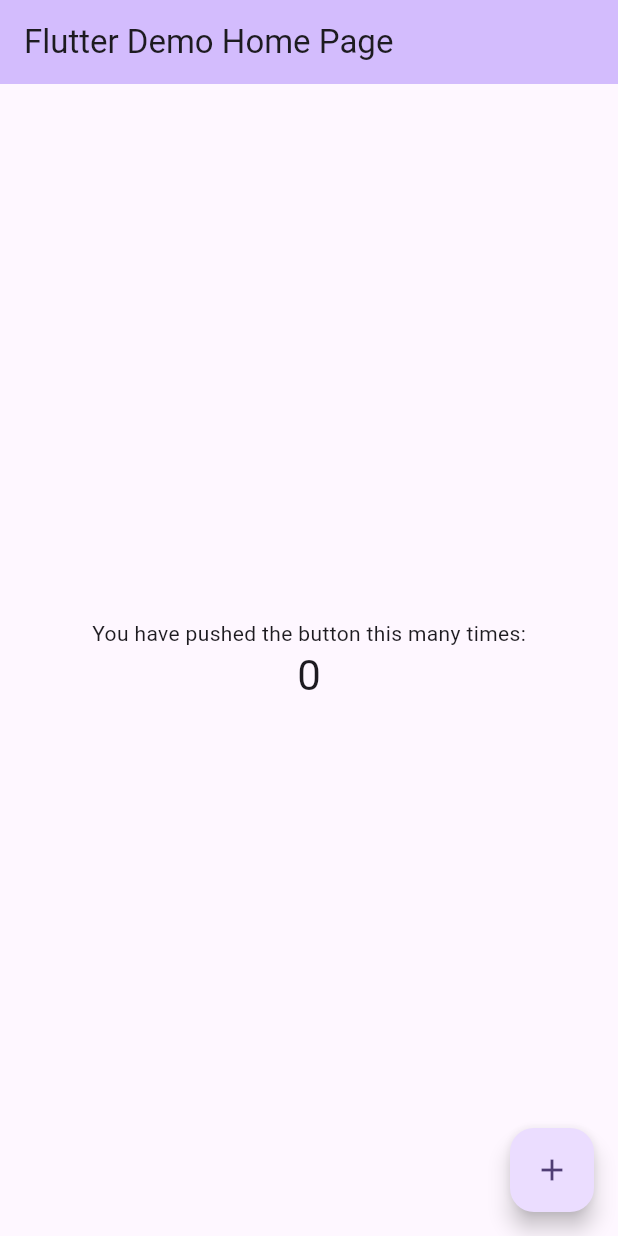
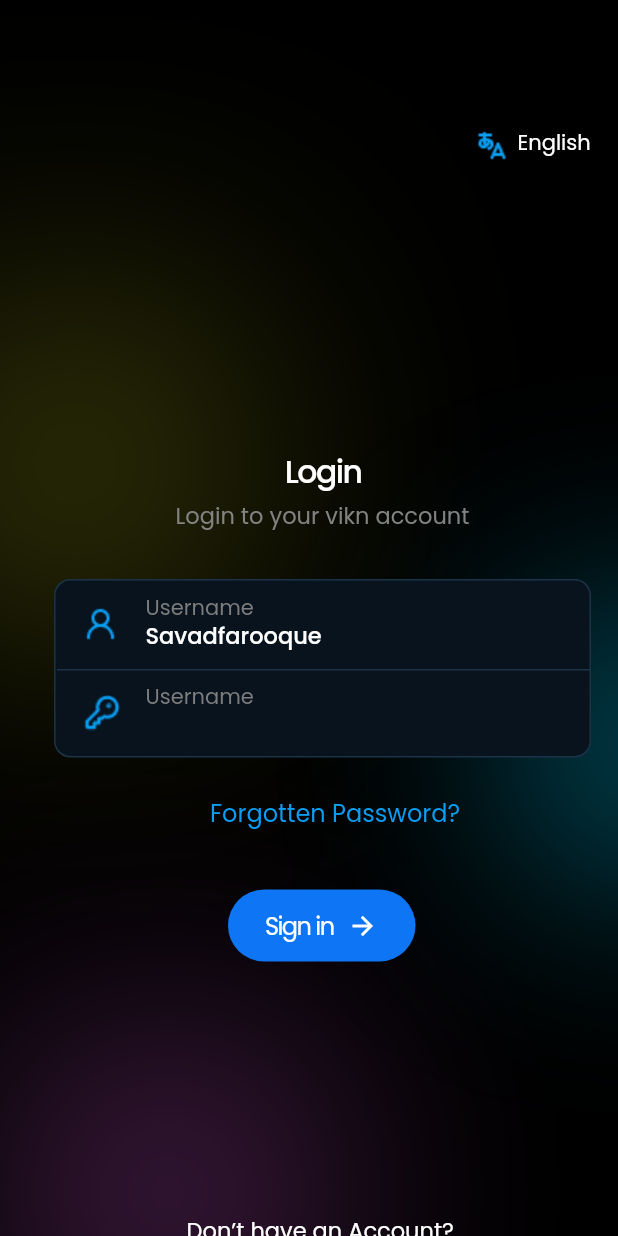
Before and after one commit to anilantony49/flutter_machine_test, a Flutter app: the screen it shows after launch, on a phone screen of 412 x 824 dp. Run offline on Flutter 3.47's test engine with Material 3 defaults, Android fonts, the phone set to English and light mode, and no system bars; our stand-ins replace google_fonts.

Commit message:
Login screen Ui completed

```diff
--- a/lib/main.dart
+++ b/lib/main.dart
@@ -1,4 +1,5 @@
 import 'package:flutter/material.dart';
+import 'package:vikn_codes_flutter_task/screens/login_screen.dart';
 
 void main() {
   runApp(const MyApp());
@@ -11,112 +12,12 @@ class MyApp extends StatelessWidget {
   @override
   Widget build(BuildContext context) {
     return MaterialApp(
+      debugShowCheckedModeBanner: false,
       title: 'Flutter Demo',
       theme: ThemeData(
-        // This is the theme of your application.
-        //
-        // TRY THIS: Try running your application with "flutter run". You'll see
-        // the application has a purple toolbar. Then, without quitting the app,
-        // try changing the seedColor in the colorScheme below to Colors.green
-        // and then invoke "hot reload" (save your changes or press the "hot
-        // reload" button in a Flutter-supported IDE, or press "r" if you used
-        // the command line to start the app).
-        //
-        // Notice that the counter didn't reset back to zero; the application
-        // state is not lost during the reload. To reset the state, use hot
-        // restart instead.
-        //
-        // This works for code too, not just values: Most code changes can be
-        // tested with just a hot reload.
         colorScheme: ColorScheme.fromSeed(seedColor: Colors.deepPurple),
       ),
-      home: const MyHomePage(title: 'Flutter Demo Home Page'),
+      home: const LoginScreen(),
     );
   }
 }
-
-class MyHomePage extends StatefulWidget {
-  const MyHomePage({super.key, required this.title});
-
-  // This widget is the home page of your application. It is stateful, meaning
-  // that it has a State object (defined below) that contains fields that affect
-  // how it looks.
-
-  // This class is the configuration for the state. It holds the values (in this
-  // case the title) provided by the parent (in this case the App widget) and
-  // used by the build method of the State. Fields in a Widget subclass are
-  // always marked "final".
-
-  final String title;
-
-  @override
-  State<MyHomePage> createState() => _MyHomePageState();
-}
-
-class _MyHomePageState extends State<MyHomePage> {
-  int _counter = 0;
-
-  void _incrementCounter() {
-    setState(() {
-      // This call to setState tells the Flutter framework that something has
-      // changed in this State, which causes it to rerun the build method below
-      // so that the display can reflect the updated values. If we changed
-      // _counter without calling setState(), then the build method would not be
-      // called again, and so nothing would appear to happen.
-      _counter++;
-    });
-  }
-
-  @override
-  Widget build(BuildContext context) {
-    // This method is rerun every time setState is called, for instance as done
-    // by the _incrementCounter method above.
-    //
-    // The Flutter framework has been optimized to make rerunning build methods
-    // fast, so that you can just rebuild anything that needs updating rather
-    // than having to individually change instances of widgets.
-    return Scaffold(
-      appBar: AppBar(
-        // TRY THIS: Try changing the color here to a specific color (to
-        // Colors.amber, perhaps?) and trigger a hot reload to see the AppBar
-        // change color while the other colors stay the same.
-        backgroundColor: Theme.of(context).colorScheme.inversePrimary,
-        // Here we take the value from the MyHomePage object that was created by
-        // the App.build method, and use it to set our appbar title.
-        title: Text(widget.title),
-      ),
-      body: Center(
-        // Center is a layout widget. It takes a single child and positions it
-        // in the middle of the parent.
-        child: Column(
-          // Column is also a layout widget. It takes a list of children and
-          // arranges them vertically. By default, it sizes itself to fit its
-          // children horizontally, and tries to be as tall as its parent.
-          //
-          // Column has various properties to control how it sizes itself and
-          // how it positions its children. Here we use mainAxisAlignment to
-          // center the children vertically; the main axis here is the vertical
-          // axis because Columns are vertical (the cross axis would be
-          // horizontal).
-          //
-          // TRY THIS: Invoke "debug painting" (choose the "Toggle Debug Paint"
-          // action in the IDE, or press "p" in the console), to see the
-          // wireframe for each widget.
-          mainAxisAlignment: MainAxisAlignment.center,
-          children: <Widget>[
-            const Text('You have pushed the button this many times:'),
-            Text(
-              '$_counter',
-              style: Theme.of(context).textTheme.headlineMedium,
-            ),
-          ],
-        ),
-      ),
-      floatingActionButton: FloatingActionButton(
-        onPressed: _incrementCounter,
-        tooltip: 'Increment',
-        child: const Icon(Icons.add),
-      ), // This trailing comma makes auto-formatting nicer for build methods.
-    );
-  }
-}
--- /dev/null
+++ b/lib/screens/login_screen.dart
@@ -0,0 +1,398 @@
+import 'dart:ui';
+
+import 'package:flutter/material.dart';
+import 'package:google_fonts/google_fonts.dart';
+import 'package:vikn_codes_flutter_task/screens/second_screen.dart';
+
+class LoginScreen extends StatelessWidget {
+  const LoginScreen({super.key});
+
+  @override
+  Widget build(BuildContext context) {
+    return Scaffold(
+      body: SizedBox(
+        width: 430,
+        height: 932,
+        child: Container(
+          color: const Color(0xFF000000), // background: #000000
+          child: Stack(
+            children: [
+              Positioned(
+                top: 247,
+                left: -12,
+                child: Container(
+                  width: 507,
+                  height: 714,
+                  child: Stack(
+                    children: [
+                      ImageFiltered(
+                        imageFilter: ImageFilter.blur(
+                          sigmaX: 110, // adjust for spread
+                          sigmaY: 110,
+                        ),
+                        child: Container(
+                          width: 124,
+                          height: 124,
+                          decoration: const BoxDecoration(
+                            shape: BoxShape.circle,
+                            color: Color(0xFFEEF223),
+                          ),
+                        ),
+                      ),
+                      Positioned(
+                        top: 486,
+                        left: 62,
+                        child: ImageFiltered(
+                          imageFilter: ImageFilter.blur(
+                            sigmaX: 100, // adjust for spread
+                            sigmaY: 100,
+                          ),
+                          child: Container(
+                            width: 124,
+                            height: 124,
+                            decoration: const BoxDecoration(
+                              shape: BoxShape.circle,
+                              color: Color(0xFFFC6BFF),
+                            ),
+                          ),
+                        ),
+                      ),
+                      Positioned(
+                        top: 187,
+                        left: 383,
+                        child: ImageFiltered(
+                          imageFilter: ImageFilter.blur(
+                            sigmaX: 85, // adjust for spread
+                            sigmaY: 85,
+                          ),
+                          child: Container(
+                            width: 124,
+                            height: 124,
+                            decoration: const BoxDecoration(
+                              shape: BoxShape.circle,
+                              color: Color(0xFF00D0FE),
+                            ),
+                          ),
+                        ),
+                      ),
+                    ],
+                  ),
+                ),
+              ),
+
+              // Icon
+              Positioned(
+                top: 85,
+                left: 316,
+                child: Image.asset(
+                  "assets/images/language-hiragana.png",
+                  width: 24,
+                  height: 24,
+                  fit: BoxFit.contain,
+                ),
+              ),
+
+              // English Text
+              Positioned(
+                top: 88,
+                left: 345,
+                child: GestureDetector(
+                  onTap: () {
+                    // Navigate: None (as per your spec)
+                  },
+                  child: AnimatedOpacity(
+                    duration: const Duration(milliseconds: 500),
+                    opacity: 1, // always visible (no state change here)
+                    curve: Curves.linear,
+                    child: Text(
+                      "English",
+                      textAlign: TextAlign.right,
+                      style: GoogleFonts.poppins(
+                        fontSize: 14,
+                        fontWeight: FontWeight.w400,
+                        height: 1.0, // line-height: 100%
+                        letterSpacing: 0,
+                        color: Colors.white,
+                      ),
+                    ),
+                  ),
+                ),
+              ),
+
+              Positioned(
+                top: 304,
+                left: 189,
+                child: GestureDetector(
+                  onTap: () {
+                    // Navigate: None (as per your spec)
+                  },
+                  child: AnimatedOpacity(
+                    duration: const Duration(milliseconds: 500),
+                    opacity: 1, // always visible (no state change here)
+                    curve: Curves.linear,
+                    child: Container(
+                      height: 52,
+                      width: 52,
+                      child: Text(
+                        "Login",
+                        textAlign: TextAlign.right,
+                        style: GoogleFonts.poppins(
+                          fontSize: 21,
+                          fontWeight: FontWeight.w500,
+                          height: 1.0, // line-height: 100%
+                          letterSpacing: -1,
+                          color: Colors.white,
+                        ),
+                      ),
+                    ),
+                  ),
+                ),
+              ),
+
+              Positioned(
+                top: 336,
+                left: 117,
+                child: Container(
+                  height: 23,
+                  width: 196,
+                  child: Text(
+                    "Login to your vikn account",
+                    textAlign: TextAlign.center,
+                    style: GoogleFonts.poppins(
+                      fontSize: 15,
+                      fontWeight: FontWeight.w400,
+                      height: 1.0, // line-height: 100%
+                      letterSpacing: 0,
+                      color: const Color(0xFF838383),
+                    ),
+                  ),
+                ),
+              ),
+
+              Positioned(
+                top: 386,
+                left: 36,
+                child: Container(
+                  width: 358,
+                  height: 119,
+                  decoration: BoxDecoration(
+                    color: const Color(0xFF08131E),
+                    borderRadius: BorderRadius.circular(11),
+                    border: Border.all(
+                      color: const Color(0xFF1C3347),
+                      width: 1,
+                    ),
+                  ),
+                  child: Stack(
+                    children: [
+                      Positioned(
+                        top: 11,
+                        left: 60,
+                        child: Text(
+                          "Username",
+                          style: GoogleFonts.poppins(
+                            fontSize: 14,
+                            fontWeight: FontWeight.w400,
+                            height: 1.0,
+                            letterSpacing: 0,
+                            color: const Color(0xFF7D7D7D),
+                          ),
+                        ),
+                      ),
+
+                      Positioned(
+                        top: 25,
+                        left: 60,
+                        child: Container(
+                          width: 118,
+                          height: 23,
+                          alignment:
+                              Alignment.centerLeft, // text starts from left
+                          // color: const Color(0xFFFFFFFF), // background: #FFFFFF
+                          child: Text(
+                            "Savadfarooque",
+                            style: GoogleFonts.poppins(
+                              fontSize: 15,
+                              fontWeight: FontWeight.w500, // Medium
+                              height: 1.0, // line-height: 100%
+                              letterSpacing: 0,
+                              color: Colors.white,
+                            ),
+                          ),
+                        ),
+                      ),
+                      Positioned(
+                        top: 59,
+                        left: 1,
+                        child: Container(
+                          width: 358,
+                          height: 1, // use 1 instead of 0 to make it visible
+                          color: const Color(0xFF1C3347), // border color
+                        ),
+                      ),
+                      Positioned(
+                        top: 70,
+                        left: 60,
+
+                        child: Container(
+                          width: 275,
+                          height: 32,
+                          child: Column(
+                            crossAxisAlignment: CrossAxisAlignment.start,
+                            children: [
+                              Container(
+                                child: Text(
+                                  "Username",
+                                  style: GoogleFonts.poppins(
+                                    fontSize: 14,
+                                    fontWeight: FontWeight.w400,
+                                    height: 1.0,
+                                    letterSpacing: 0,
+                                    color: const Color(0xFF7D7D7D),
+                                  ),
+                                ),
+                              ),
+                            ],
+                          ),
+                        ),
+                      ),
+                    ],
+                  ),
+                ),
+              ),
+              Positioned(
+                top: 404,
+                left: 55,
+                child: Image.asset(
+                  "assets/images/user-2.png",
+                  width: 24,
+                  height: 24,
+                  fit: BoxFit.contain,
+                ),
+              ),
+
+              Positioned(
+                top: 463,
+                left: 56,
+                child: Image.asset(
+                  "assets/images/key-round.png",
+                  width: 24,
+                  height: 24,
+                  fit: BoxFit.contain,
+                ),
+              ),
+
+              Positioned(
+                top: 534,
+                left: 140,
+                child: Text(
+                  "Forgotten Password?",
+                  style: GoogleFonts.poppins(
+                    fontSize: 16,
+                    fontWeight: FontWeight.w400,
+                    height: 1.0,
+                    letterSpacing: 0,
+                    color: const Color(0xFF0A9EF3),
+                  ),
+                ),
+              ),
+
+              Positioned(
+                top: 593,
+                left: 152,
+                child: GestureDetector(
+                  onTap: () {
+                    // Navigate to: "iPhone 14 Pro Max - 2"
+                    Navigator.push(
+                      context,
+                      PageRouteBuilder(
+                        transitionDuration: const Duration(milliseconds: 300),
+                        pageBuilder: (_, __, ___) => const SecondScreen(),
+                        transitionsBuilder: (_, animation, __, child) {
+                          return FadeTransition(
+                            opacity: animation, // smart animate (approx)
+                            child: child,
+                          );
+                        },
+                      ),
+                    );
+                  },
+                  child: AnimatedContainer(
+                    duration: const Duration(milliseconds: 300),
+                    curve: Curves.easeOut,
+                    width: 125,
+                    height: 48,
+                    padding: const EdgeInsets.fromLTRB(22, 12, 22, 12),
+                    decoration: BoxDecoration(
+                      color: const Color(0xFF0E75F4), // background
+                      borderRadius: BorderRadius.circular(120),
+                    ),
+                    child: Row(
+                      mainAxisAlignment: MainAxisAlignment.center,
+                      // mainAxisSize: MainAxisSize.min,
+                      children: [
+                        Text(
+                          "Sign in",
+                          style: GoogleFonts.poppins(
+                            color: Colors.white,
+                            height: 1.0,
+                            fontSize: 16,
+                            letterSpacing: -1,
+                            fontWeight: FontWeight.w400,
+                          ),
+                        ),
+                        SizedBox(width: 9), // gap: 9px
+                        Icon(
+                          Icons.arrow_forward,
+                          color: Colors.white,
+                          size: 20,
+                        ),
+                      ],
+                    ),
+                  ),
+                ),
+              ),
+
+              Positioned(
+                top: 809,
+                left: 124,
+                child: Container(
+                  width: 179,
+                  height: 23,
+                  alignment: Alignment.center,
+                  // color: const Color(0xFFFFFFFF), // background: #FFFFFF
+                  child: Text(
+                    "Don’t have an Account?",
+                    textAlign: TextAlign.center,
+                    style: GoogleFonts.poppins(
+                      fontSize: 15,
+                      fontWeight: FontWeight.w400,
+                      height: 1.0, // line-height: 100%
+                      letterSpacing: 0,
+                      color: Colors.white,
+                    ),
+                  ),
+                ),
+              ),
+
+              Positioned(
+                top: 836,
+                left: 167,
+                child: Text(
+                  "Sign up now!",
+                  style: GoogleFonts.poppins(
+                    fontSize: 16,
+                    fontWeight: FontWeight.w500,
+                    height: 1.0,
+                    letterSpacing: -1,
+                    color: const Color(0xFF0A9EF3),
+                  ),
+                ),
+              ),
+            ],
+          ),
+        ),
+      ),
+    );
+  }
+}
--- /dev/null
+++ b/lib/screens/second_screen.dart
@@ -0,0 +1,10 @@
+import 'package:flutter/material.dart';
+
+class SecondScreen extends StatelessWidget {
+  const SecondScreen({super.key});
+
+  @override
+  Widget build(BuildContext context) {
+    return Container();
+  }
+}
--- a/pubspec.yaml
+++ b/pubspec.yaml
@@ -34,6 +34,8 @@ dependencies:
   # The following adds the Cupertino Icons font to your application.
   # Use with the CupertinoIcons class for iOS style icons.
   cupertino_icons: ^1.0.8
+  google_fonts: ^6.3.2
+  shared_preferences: ^2.5.3
 
 dev_dependencies:
   flutter_test:
@@ -58,8 +60,8 @@ flutter:
   uses-material-design: true
 
   # To add assets to your application, add an assets section, like this:
-  # assets:
-  #   - images/a_dot_burr.jpeg
+  assets:
+    - assets/images/
   #   - images/a_dot_ham.jpeg
 
   # An image asset can refer to one or more resolution-specific "variants", see
```
Also changed, not shown: assets/images/key-round.png (added), assets/images/language-hiragana.png (added), assets/images/user-2.png (added), pubspec.lock, 3 other files.
